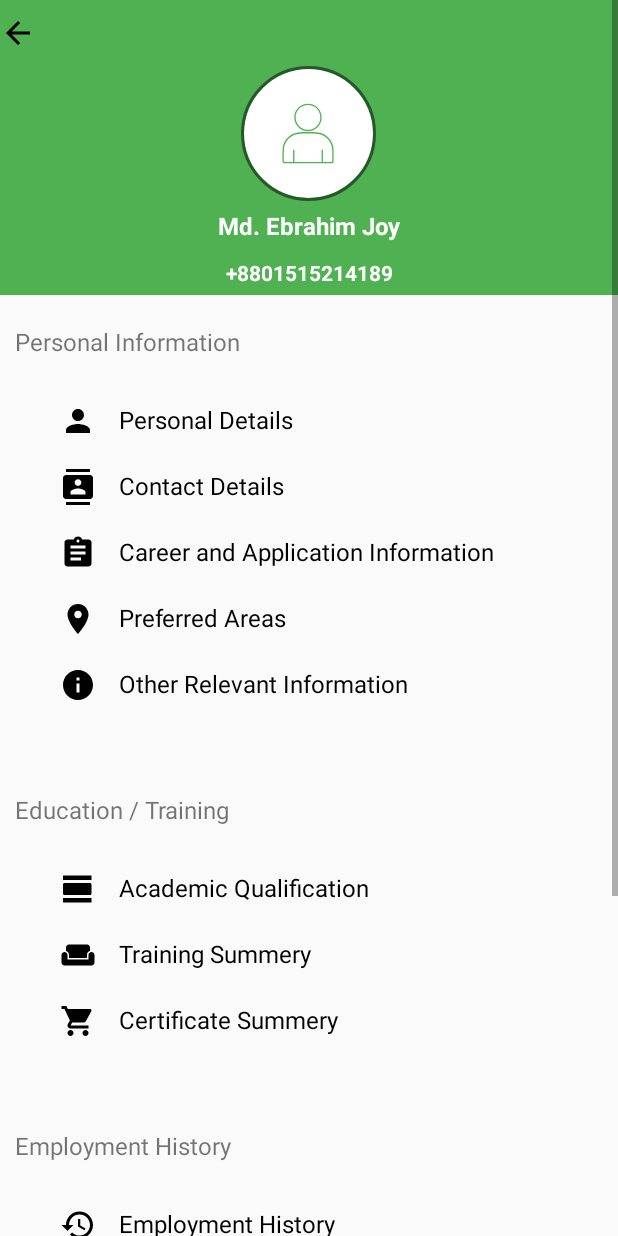
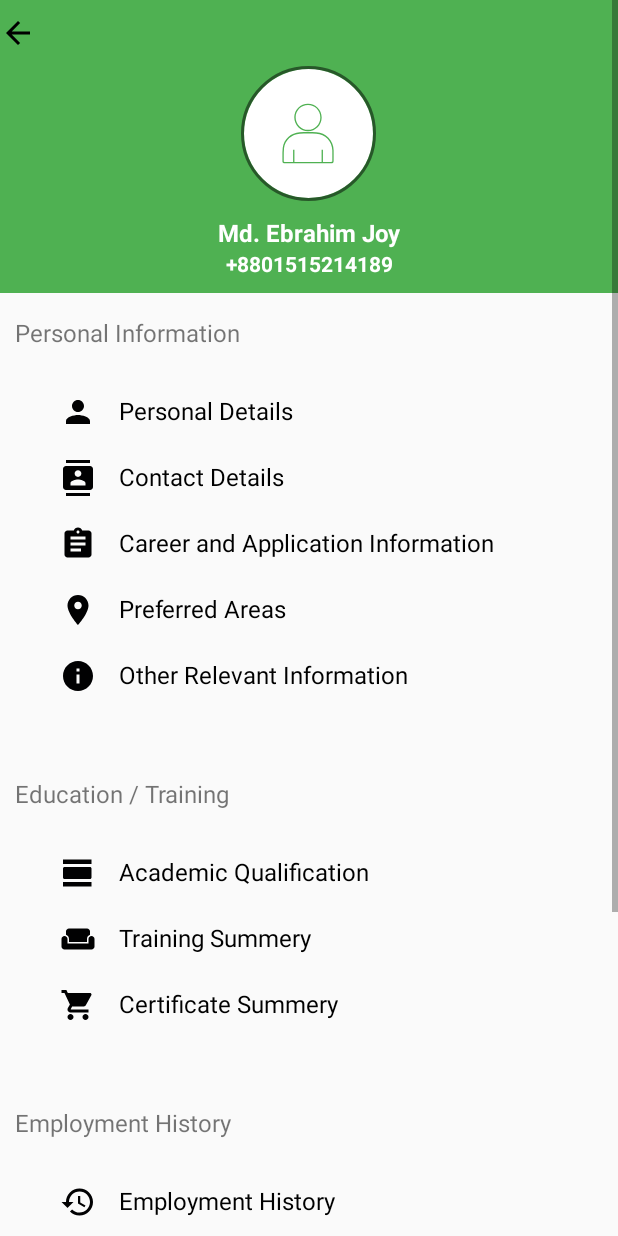
Before and after one commit to eebrahimjoy/AmarJob, an Android app: the ProfileActivity screen opened directly, with no data from a screen before it, on a phone screen of 412 x 824 dp. Run offline under Robolectric (Android 15) with nearby library versions, the phone set to English and light mode, and no system bars; our stand-ins replace CircleImageView, Firebase (no records; nobody signed in at launch, a user with empty details on screens opened directly), data binding; pictures from the network do not load.

```diff
--- a/app/src/main/res/layout/activity_profile.xml
+++ b/app/src/main/res/layout/activity_profile.xml
@@ -52,18 +52,18 @@
                         android:layout_width="match_parent"
                         android:layout_height="wrap_content"
                         android:gravity="center"
-                        android:padding="5dp"
+                        android:layout_marginTop="10dp"
                         android:text="Md. Ebrahim Joy"
                         android:textColor="@color/white"
                         android:textSize="@dimen/text_size_large"
                         android:textStyle="bold" />
 
                     <TextView
+                        android:layout_marginBottom="10dp"
                         android:id="@+id/poneTV"
                         android:layout_width="match_parent"
                         android:layout_height="wrap_content"
                         android:gravity="center"
-                        android:padding="5dp"
                         android:text="+8801515214189"
                         android:textColor="@color/white"
                         android:textSize="@dimen/text_size_medium"
@@ -76,7 +76,7 @@
                     android:id="@+id/personalInfoContainerLV"
                     android:layout_width="match_parent"
                     android:layout_height="wrap_content"
-                    android:layout_marginTop="10dp"
+                    android:layout_marginTop="5dp"
                     android:orientation="vertical"
                     android:padding="10dp">
 
@@ -153,7 +153,7 @@
 
                 <LinearLayout
                     android:id="@+id/educationInfoContainerLV"
-                    android:layout_marginTop="10dp"
+                    android:layout_marginTop="5dp"
                     android:padding="10dp"
                     android:orientation="vertical"
                     android:layout_width="match_parent"
@@ -208,7 +208,7 @@
 
                 <LinearLayout
                     android:id="@+id/employmentInfoContainerLV"
-                    android:layout_marginTop="10dp"
+                    android:layout_marginTop="5dp"
                     android:padding="10dp"
                     android:orientation="vertical"
                     android:layout_width="match_parent"
@@ -254,7 +254,7 @@
 
                 <LinearLayout
                     android:id="@+id/OtherInfoContainerLV"
-                    android:layout_marginTop="10dp"
+                    android:layout_marginTop="5dp"
                     android:padding="10dp"
                     android:orientation="vertical"
                     android:layout_width="match_parent"
```
